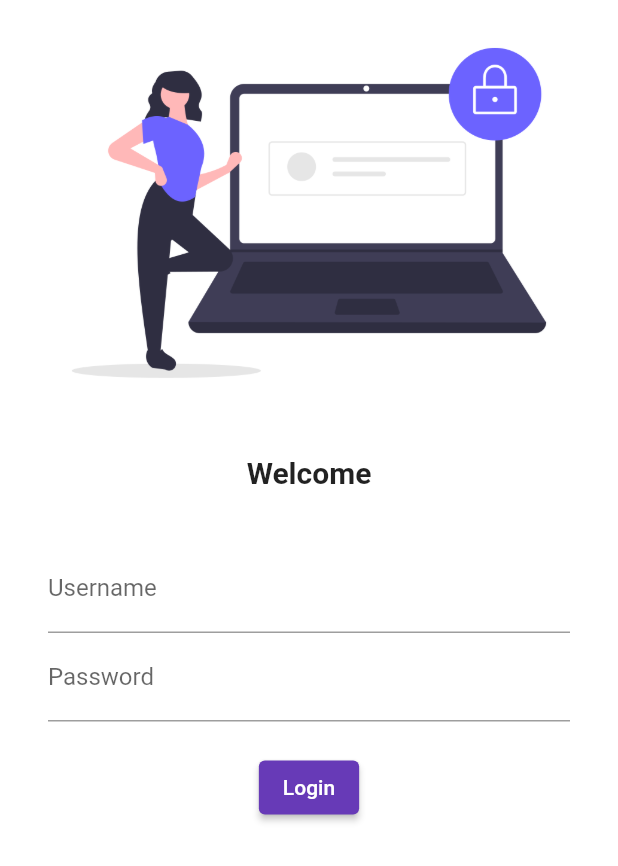
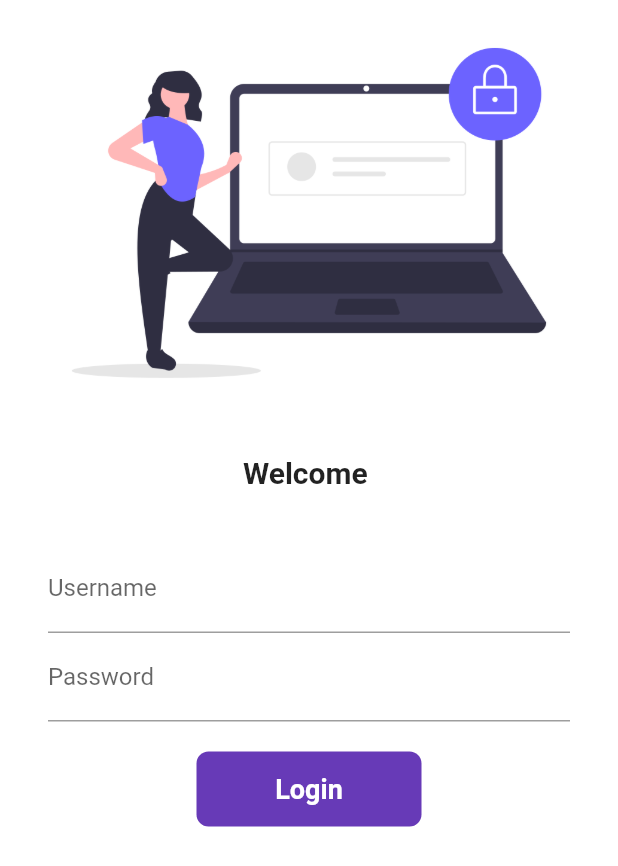
Before and after one commit to tejasisboss/firstflutterproject, a Flutter app: the screen it shows after launch, on a phone screen of 412 x 824 dp. Shown: the top 866 px of the screen. Run offline on Flutter 3.47's test engine with Material 2 defaults, Android fonts, the phone set to English and light mode, and no system bars; our stand-ins replace google_fonts.

Commit message:
day6 completed

```diff
--- a/lib/pages/login_page.dart
+++ b/lib/pages/login_page.dart
@@ -1,7 +1,14 @@
 import 'package:flutter/material.dart';
 import 'package:flutter_basics/utils/routes.dart';
 
-class LoginPage extends StatelessWidget {
+class LoginPage extends StatefulWidget {
+  @override
+  _LoginPageState createState() => _LoginPageState();
+}
+
+class _LoginPageState extends State<LoginPage> {
+  String name = "";
+  bool buttonchanged = false;
   @override
   Widget build(BuildContext context) {
     return Material(
@@ -18,7 +25,7 @@ class LoginPage extends StatelessWidget {
               height: 20,
             ),
             Text(
-              "Welcome",
+              "Welcome $name",
               style: TextStyle(
                 fontSize: 20,
                 fontWeight: FontWeight.bold,
@@ -36,6 +43,10 @@ class LoginPage extends StatelessWidget {
                       hintText: "Enter Username",
                       labelText: "Username",
                     ),
+                    onChanged: (value) {
+                      name = value;
+                      setState(() {});
+                    },
                   ),
                   TextFormField(
                     obscureText: true,
@@ -47,12 +58,46 @@ class LoginPage extends StatelessWidget {
                   SizedBox(
                     height: 20,
                   ),
-                  ElevatedButton(
+                  InkWell(
+                    onTap: () async {
+                      setState(() {
+                        buttonchanged = true;
+                      });
+                      await Future.delayed(Duration(seconds: 1));
+                      Navigator.pushNamed(context, MyRoutes.homeRoute);
+                    },
+                    child: AnimatedContainer(
+                      duration: Duration(seconds: 1),
+                      width: buttonchanged ? 50 : 150,
+                      height: 50,
+                      alignment: Alignment.center,
+                      child: buttonchanged
+                          ? Icon(
+                              Icons.done,
+                              color: Colors.white,
+                            )
+                          : Text(
+                              "Login",
+                              style: TextStyle(
+                                color: Colors.white,
+                                fontWeight: FontWeight.bold,
+                                fontSize: 18,
+                              ),
+                            ),
+                      decoration: BoxDecoration(
+                        color: Colors.deepPurple,
+                        borderRadius:
+                            BorderRadius.circular(buttonchanged ? 50 : 8),
+                      ),
+                    ),
+                  ),
+
+                  /*ElevatedButton(
                     onPressed: () {
                       Navigator.pushNamed(context, MyRoutes.homeRoute);
                     },
                     child: Text("Login"),
-                  )
+                  )*/
                 ],
               ),
             )
```
